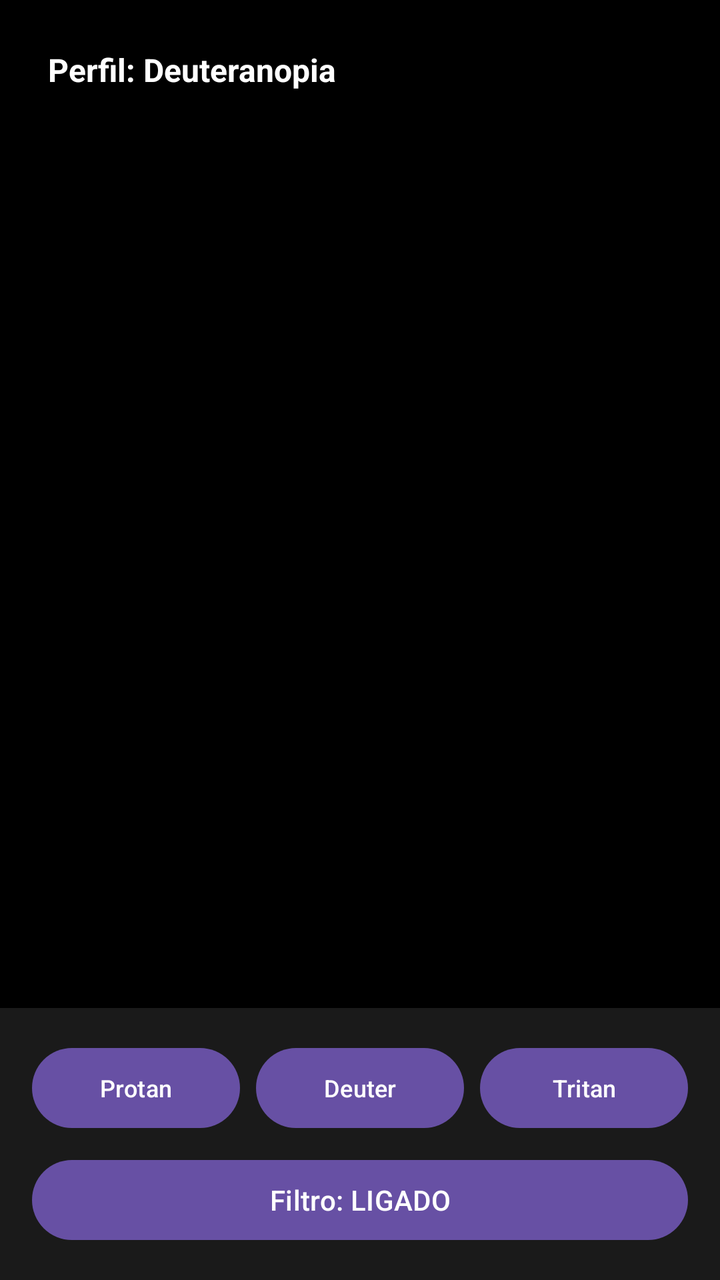
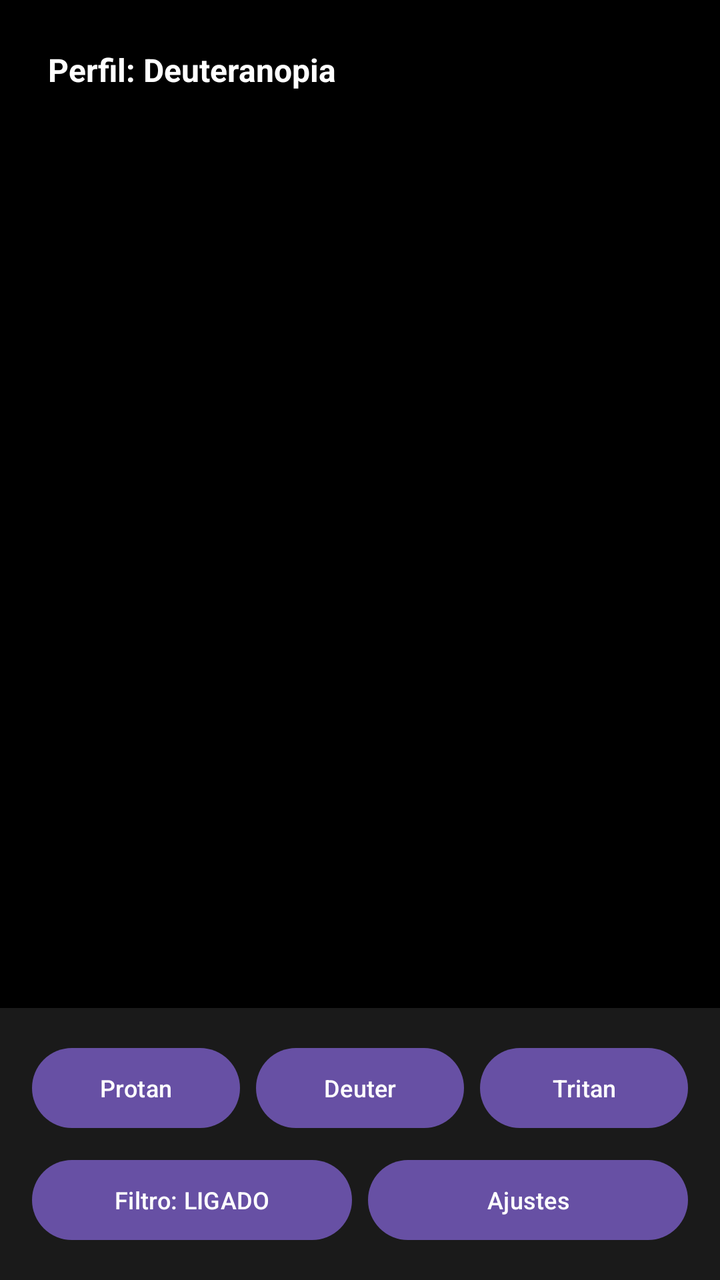

Before-and-after screenshots of an Android layout around one commit, followed by the original layout XML and the change that was made.
<!-- AndroidManifest.xml: application theme Theme.VisaoColor -->
<!-- res/layout/activity_main.xml -->
<?xml version="1.0" encoding="utf-8"?>
<androidx.constraintlayout.widget.ConstraintLayout
    xmlns:android="http://schemas.android.com/apk/res/android"
    xmlns:app="http://schemas.android.com/apk/res-auto"
    android:id="@+id/main"
    android:layout_width="match_parent"
    android:layout_height="match_parent"
    android:background="#000000">

    <ImageView
        android:id="@+id/imagemCamera"
        android:layout_width="0dp"
        android:layout_height="0dp"
        android:scaleType="centerCrop"
        app:layout_constraintTop_toTopOf="parent"
        app:layout_constraintBottom_toTopOf="@id/painelControles"
        app:layout_constraintStart_toStartOf="parent"
        app:layout_constraintEnd_toEndOf="parent" />

    <TextView
        android:id="@+id/textoStatus"
        android:layout_width="wrap_content"
        android:layout_height="wrap_content"
        android:layout_margin="16dp"
        android:padding="8dp"
        android:background="#88000000"
        android:text="Perfil: Deuteranopia"
        android:textColor="#FFFFFF"
        android:textSize="16sp"
        android:textStyle="bold"
        app:layout_constraintTop_toTopOf="parent"
        app:layout_constraintStart_toStartOf="parent" />

    <LinearLayout
        android:id="@+id/painelControles"
        android:layout_width="match_parent"
        android:layout_height="wrap_content"
        android:orientation="vertical"
        android:padding="12dp"
        android:background="#1A1A1A"
        app:layout_constraintBottom_toBottomOf="parent"
        app:layout_constraintStart_toStartOf="parent"
        app:layout_constraintEnd_toEndOf="parent">

        <LinearLayout
            android:layout_width="match_parent"
            android:layout_height="wrap_content"
            android:orientation="horizontal">

            <Button
                android:id="@+id/botaoProtanopia"
                android:layout_width="0dp"
                android:layout_height="wrap_content"
                android:layout_weight="1"
                android:layout_margin="4dp"
                android:text="Protan"
                android:textSize="12sp" />

            <Button
                android:id="@+id/botaoDeuteranopia"
                android:layout_width="0dp"
                android:layout_height="wrap_content"
                android:layout_weight="1"
                android:layout_margin="4dp"
                android:text="Deuter"
                android:textSize="12sp" />

            <Button
                android:id="@+id/botaoTritanopia"
                android:layout_width="0dp"
                android:layout_height="wrap_content"
                android:layout_weight="1"
                android:layout_margin="4dp"
                android:text="Tritan"
                android:textSize="12sp" />

        </LinearLayout>

        <Button
            android:id="@+id/botaoLigaDesliga"
            android:layout_width="match_parent"
            android:layout_height="wrap_content"
            android:layout_margin="4dp"
            android:text="Filtro: LIGADO" />

    </LinearLayout>

</androidx.constraintlayout.widget.ConstraintLayout>
<!-- resources referenced by this layout -->
<resources>
  <style name="Theme.VisaoColor" parent="Base.Theme.VisaoColor" />
  <style name="Base.Theme.VisaoColor" parent="Theme.Material3.DayNight.NoActionBar">
          
          
      </style>
</resources>

<!-- the commit's change to res/layout/activity_main.xml (unified diff, before → after) -->
@@ -43,6 +43,68 @@
         app:layout_constraintEnd_toEndOf="parent">
 
         <LinearLayout
+            android:id="@+id/painelAjustes"
+            android:layout_width="match_parent"
+            android:layout_height="wrap_content"
+            android:orientation="vertical"
+            android:visibility="gone"
+            android:paddingBottom="8dp">
+
+            <TextView
+                android:id="@+id/labelBrilho"
+                android:layout_width="wrap_content"
+                android:layout_height="wrap_content"
+                android:text="Brilho: 0"
+                android:textColor="#FFFFFF"
+                android:textSize="13sp" />
+
+            <SeekBar
+                android:id="@+id/sliderBrilho"
+                android:layout_width="match_parent"
+                android:layout_height="wrap_content"
+                android:max="200"
+                android:progress="100" />
+
+            <TextView
+                android:id="@+id/labelContraste"
+                android:layout_width="wrap_content"
+                android:layout_height="wrap_content"
+                android:text="Contraste: 100"
+                android:textColor="#FFFFFF"
+                android:textSize="13sp" />
+
+            <SeekBar
+                android:id="@+id/sliderContraste"
+                android:layout_width="match_parent"
+                android:layout_height="wrap_content"
+                android:max="200"
+                android:progress="100" />
+
+            <TextView
+                android:id="@+id/labelIntensidade"
+                android:layout_width="wrap_content"
+                android:layout_height="wrap_content"
+                android:text="Intensidade: 100"
+                android:textColor="#FFFFFF"
+                android:textSize="13sp" />
+
+            <SeekBar
+                android:id="@+id/sliderIntensidade"
+                android:layout_width="match_parent"
+                android:layout_height="wrap_content"
+                android:max="100"
+                android:progress="100" />
+
+            <Button
+                android:id="@+id/botaoRestaurar"
+                android:layout_width="match_parent"
+                android:layout_height="wrap_content"
+                android:text="Restaurar padrao"
+                android:textSize="12sp" />
+
+        </LinearLayout>
+
+        <LinearLayout
             android:layout_width="match_parent"
             android:layout_height="wrap_content"
             android:orientation="horizontal">
@@ -76,12 +138,30 @@
 
         </LinearLayout>
 
-        <Button
-            android:id="@+id/botaoLigaDesliga"
+        <LinearLayout
             android:layout_width="match_parent"
             android:layout_height="wrap_content"
-            android:layout_margin="4dp"
-            android:text="Filtro: LIGADO" />
+            android:orientation="horizontal">
+
+            <Button
+                android:id="@+id/botaoLigaDesliga"
+                android:layout_width="0dp"
+                android:layout_height="wrap_content"
+                android:layout_weight="1"
+                android:layout_margin="4dp"
+                android:text="Filtro: LIGADO"
+                android:textSize="12sp" />
+
+            <Button
+                android:id="@+id/botaoAjustes"
+                android:layout_width="0dp"
+                android:layout_height="wrap_content"
+                android:layout_weight="1"
+                android:layout_margin="4dp"
+                android:text="Ajustes"
+                android:textSize="12sp" />
+
+        </LinearLayout>
 
     </LinearLayout>
 
